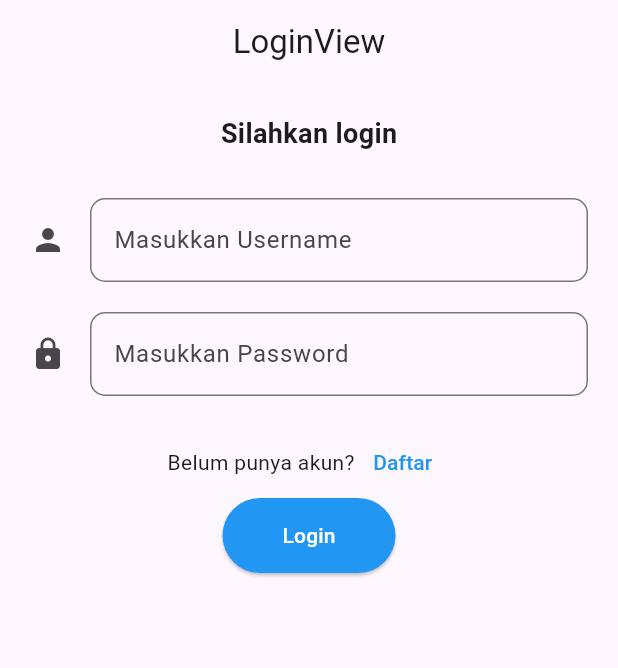
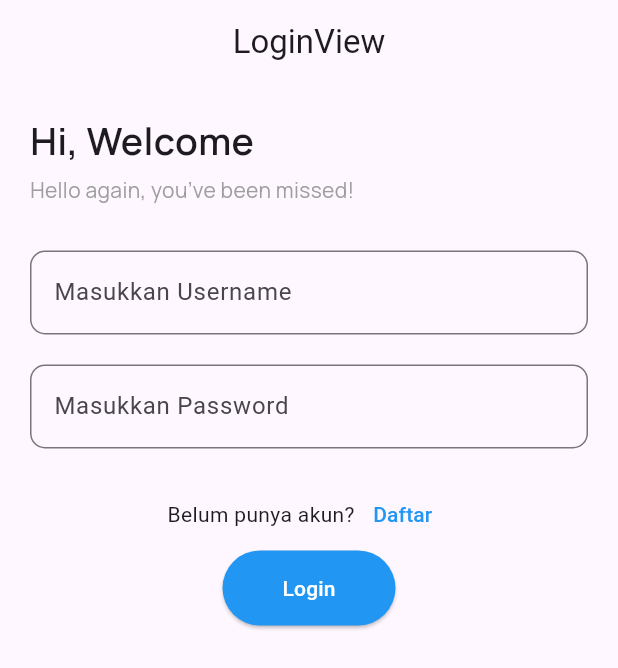
Before and after one commit to MDaffaSurya/peminjam_perpustakaan_kelas_b, a Flutter app: the screen it shows after launch, on a phone screen of 412 x 824 dp. Shown: the top 668 px of the screen. Run offline on Flutter 3.47's test engine with Material 3 defaults, Android fonts, the phone set to English and light mode, and no system bars; our stand-ins replace dio, get, get_storage, google_fonts, pretty_dio_logger.

Commit message:
11 feb 2024

```diff
--- a/lib/app/modules/home/views/home_view.dart
+++ b/lib/app/modules/home/views/home_view.dart
@@ -22,6 +22,7 @@ class HomeView extends GetView<HomeController> {
               onPressed: () {
                 Get.toNamed(Routes.BOOK);
               },
+
               child: Text(
                 "Buku",
                 style: TextStyle(fontSize: 20),
--- a/lib/app/modules/login/views/login_view.dart
+++ b/lib/app/modules/login/views/login_view.dart
@@ -2,6 +2,7 @@ import 'package:flutter/material.dart';
 
 import 'package:get/get.dart';
 import 'package:peminjam_perpustakaan_kelas_b/app/routes/app_pages.dart';
+import 'package:google_fonts/google_fonts.dart';
 
 import '../controllers/login_controller.dart';
 
@@ -14,15 +15,30 @@ class LoginView extends GetView<LoginController> {
         title: const Text('LoginView'),
         centerTitle: true,
       ),
-      body: SingleChildScrollView( // tambahkan SingleChildScrollView agar tata letak bisa di-scroll jika keyboard muncul
+      body: SingleChildScrollView(
         child: Column(
+          crossAxisAlignment: CrossAxisAlignment.start, // tambahkan crossAxisAlignment: CrossAxisAlignment.start
           children: [
-
             Padding(
               padding: const EdgeInsets.all(20.0),
-              child: Text(
-                'Silahkan login',
-                style: TextStyle(fontSize: 18, fontWeight: FontWeight.bold),
+              child: Column(
+                crossAxisAlignment: CrossAxisAlignment.start,
+                children: [
+                  Text(
+                    'Hi, Welcome',
+                    style: GoogleFonts.manrope(
+                      fontSize: 25, fontWeight:FontWeight.w600
+                    ),
+                  ),
+
+                  SizedBox(height: 5), // jarak antara teks "Hi welcome" dan "Silahkan login"
+                  Text(
+                    'Hello again, you’ve been missed!',
+                    style: GoogleFonts.manrope(
+                      fontSize: 14, color: Colors.grey,
+                    ),
+                  ),
+                ],
               ),
             ),
             Center(
@@ -36,7 +52,7 @@ class LoginView extends GetView<LoginController> {
                         controller: controller.usernameController,
                         decoration: InputDecoration(
                           hintText: "Masukkan Username",
-                          icon: Icon(Icons.person),
+                          // icon: Icon(Icons.person),
                           border: OutlineInputBorder(borderRadius: BorderRadius.circular(10)),
                         ),
                         validator: (value) {
@@ -54,7 +70,7 @@ class LoginView extends GetView<LoginController> {
                         obscureText: true,
                         decoration: InputDecoration(
                           hintText: "Masukkan Password",
-                          icon: Icon(Icons.lock),
+                          // icon: Icon(Icons.lock),
                           border: OutlineInputBorder(borderRadius: BorderRadius.circular(10)),
                         ),
                         validator: (value) {
--- a/pubspec.yaml
+++ b/pubspec.yaml
@@ -10,6 +10,7 @@ dependencies:
   get: 4.6.6
   dio: 5.4.0
   pretty_dio_logger: ^1.3.1
+  google_fonts: ^6.1.0
   get_storage: ^2.1.1
   flutter:
     sdk: flutter
```
Also changed, not shown: pubspec.lock. Lines whose indentation alone changed are shown as unchanged.
